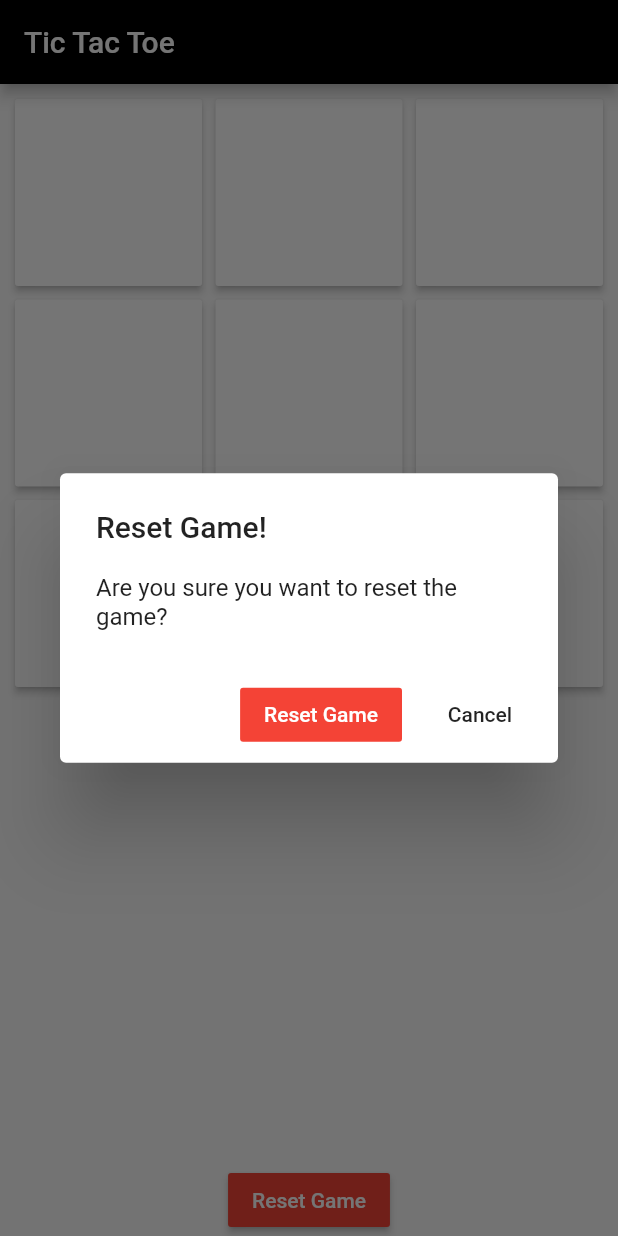
After one commit to AidansCode/TicTacToe-Flutter, a Flutter app: the screen it shows after launch, after a tap on "Reset Game", on a phone screen of 412 x 824 dp. The commit adds this screen. Run offline on Flutter 3.47's test engine with Material 2 defaults, Android fonts, the phone set to English and light mode, and no system bars.

Commit message:
Reorganized code, spread across more files

```diff
--- /dev/null
+++ b/lib/game_board.dart
@@ -0,0 +1,45 @@
+import 'package:flutter/material.dart';
+
+class GameBoard extends StatelessWidget {
+
+  var _home;
+
+  GameBoard(this._home);
+
+  @override
+  Widget build(BuildContext context) {
+    var _buttons = _home.buttons;
+
+    return Expanded(
+        child: GridView.builder(
+          padding: EdgeInsets.all(10.0),
+          gridDelegate: SliverGridDelegateWithFixedCrossAxisCount(
+              crossAxisCount: 3,
+              childAspectRatio: 1.0,
+              crossAxisSpacing: 9.0,
+              mainAxisSpacing: 9.0
+          ),
+          itemCount: _home.buttons.length,
+          itemBuilder: (context, i) => new SizedBox(
+              width: 100.0,
+              height: 100.0,
+              child: RaisedButton(
+                padding: EdgeInsets.all(10.0),
+                onPressed: () {
+                  if (!_home.gameControl.isProcessingMove && _buttons[i].enabled) {
+                    _home.gameControl.choosePosition(_buttons[i]);
+                  }
+                },
+                child: Text(
+                    _buttons[i].text,
+                    style: new TextStyle(color: Colors.white, fontSize: 100.0)
+                ),
+                color: _buttons[i].bg,
+                disabledColor: _buttons[i].bg,
+              )
+          ),
+        )
+    );
+  }
+
+}
--- /dev/null
+++ b/lib/game_control.dart
@@ -0,0 +1,157 @@
+import 'package:flutter/material.dart';
+import 'package:tic_tac_toe/game_button.dart';
+
+class GameControl {
+
+  var _home;
+
+  bool _xTurn, _processingMove;
+  int _moveCount;
+
+  GameControl(this._home);
+
+  bool get isProcessingMove => _processingMove;
+
+  void choosePosition(GameButton gB) {
+    if (_processingMove) return;
+
+    _processingMove = true;
+
+    _home.callback(() {
+      gB.text = _xTurn ? "×" : "O";
+      gB.bg = _xTurn ? Colors.red : Colors.blue;
+      gB.enabled = false;
+    });
+
+    _xTurn = !_xTurn;
+    _moveCount++;
+    checkGameStatus();
+    _processingMove = false;
+  }
+
+  void checkGameStatus() {
+    List<GameButton> _buttons = _home.buttons;
+    //check columns
+    for (int i = 0; i < 3; i++) {
+      if (_buttons[i].enabled == false && _buttons[i].text == _buttons[i+3].text && _buttons[i].text == _buttons[i+6].text) {
+        _buttons[i].bg = Colors.green;
+        _buttons[i+3].bg = Colors.green;
+        _buttons[i+6].bg = Colors.green;
+
+        endGame(hasWinner: true, winner: _buttons[i].text);
+        return;
+      }
+    }
+
+    //check rows
+    for (int i = 0; i < 7; i += 3) {
+      if (_buttons[i].enabled == false && _buttons[i].text == _buttons[i+1].text && _buttons[i].text == _buttons[i+2].text) {
+        _buttons[i].bg = Colors.green;
+        _buttons[i+1].bg = Colors.green;
+        _buttons[i+2].bg = Colors.green;
+
+        endGame(hasWinner: true, winner: _buttons[i].text);
+        return;
+      }
+    }
+
+    //check diagonal down -> right
+    if (_buttons[0].enabled == false && _buttons[0].text == _buttons[4].text && _buttons[0].text == _buttons[8].text) {
+      _buttons[0].bg = Colors.green;
+      _buttons[4].bg = Colors.green;
+      _buttons[8].bg = Colors.green;
+
+      endGame(hasWinner: true, winner: _buttons[0].text);
+      return;
+    }
+
+    //check diagonal up -> right
+    if (_buttons[2].enabled == false && _buttons[2].text == _buttons[4].text && _buttons[2].text == _buttons[6].text) {
+      _buttons[2].bg = Colors.green;
+      _buttons[4].bg = Colors.green;
+      _buttons[6].bg = Colors.green;
+
+      endGame(hasWinner: true, winner: _buttons[2].text);
+      return;
+    }
+
+    if (_moveCount == 9) {
+      for (int i = 0; i < 9; i++) {
+        _buttons[i].bg = Colors.yellow;
+      }
+      endGame(hasWinner: false);
+    }
+  }
+
+  void endGame({bool hasWinner, String winner = ""}) {
+    for (int i = 0; i < 9; i++) {
+      _home.buttons[i].enabled = false;
+    }
+    //Run after 1000 milliseconds (1 second)
+    Future.delayed(Duration(milliseconds: 1000), () {
+      showDialog(
+          context: _home.context,
+          barrierDismissible: false,
+          builder: (BuildContext context) {
+            return AlertDialog(
+              title: Text('The game as ended!'),
+              content: Text(hasWinner ? "Player \"" + winner + "\" has won the game!" : "The game ended in a tie..."),
+              actions: <Widget>[
+                new FlatButton(
+                    onPressed: () {
+                      resetState();
+                      Navigator.pop(context);
+                    },
+                    child: Text('Reset Game')
+                )
+              ],
+            );
+          }
+      );
+    });
+  }
+
+  void resetState() {
+    _home.callback(() {
+      _home.buttons = [
+        GameButton(id: 0), GameButton(id: 1), GameButton(id: 2),
+        GameButton(id: 3), GameButton(id: 4), GameButton(id: 5),
+        GameButton(id: 6), GameButton(id: 7), GameButton(id: 8)
+      ];
+
+      _xTurn = true;
+      _moveCount = 0;
+      _processingMove = false;
+    });
+  }
+
+  void confirmResetGame() {
+    showDialog(
+        context: _home.context,
+        barrierDismissible: true,
+        builder: (BuildContext context) {
+          return AlertDialog(
+            title: Text('Reset Game!'),
+            content: Text("Are you sure you want to reset the game?"),
+            actions: [
+              FlatButton(
+                  onPressed: () {
+                    resetState();
+                    Navigator.pop(context);
+                  },
+                  child: Text('Reset Game', style: TextStyle(color: Colors.white)),
+                  color: Colors.red
+              ),
+              FlatButton(
+                  onPressed: () {
+                    Navigator.pop(context);
+                  },
+                  child: Text('Cancel')
+              )
+            ],
+          );
+        }
+    );
+  }
+
+}
--- /dev/null
+++ b/lib/reset_button.dart
@@ -0,0 +1,19 @@
+import 'package:flutter/material.dart';
+import 'package:tic_tac_toe/game_control.dart';
+
+class ResetButton extends StatelessWidget {
+
+  GameControl gameControl;
+
+  ResetButton(this.gameControl);
+
+  @override
+  Widget build(BuildContext context) {
+    return RaisedButton(
+      child: Text('Reset Game', style: TextStyle(color: Colors.white)),
+      color: Colors.red,
+      onPressed: () => gameControl.confirmResetGame(),
+    );
+  }
+
+}
```
Also changed, not shown: lib/home_page.dart (+16 -174 lines).
